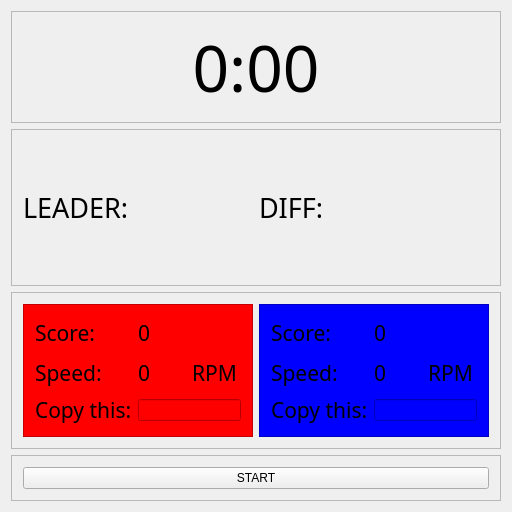
Qt form UI/racewindow.ui (fut33v/GoldSprintsFatracing) before a commit.
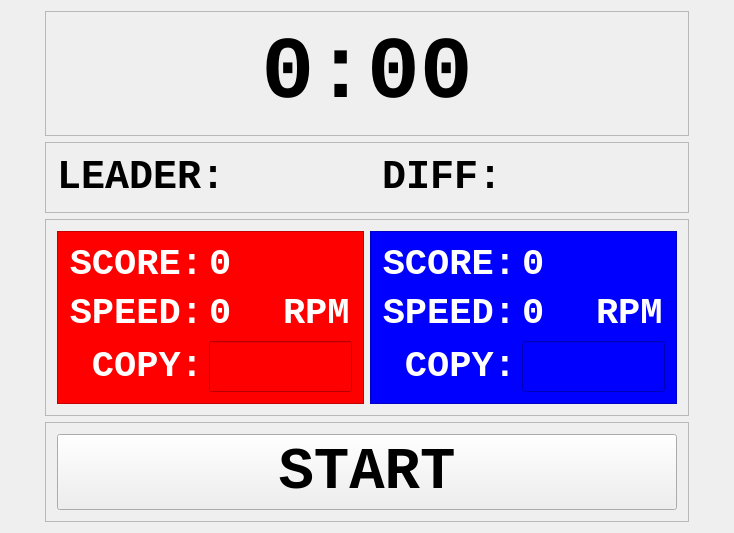
The same form after that commit.

Diff of the .ui file:
```diff
--- a/UI/racewindow.ui
+++ b/UI/racewindow.ui
@@ -6,7 +6,7 @@
    <rect>
     <x>0</x>
     <y>0</y>
-    <width>512</width>
+    <width>734</width>
     <height>512</height>
    </rect>
   </property>
@@ -27,6 +27,12 @@
     </sizepolicy>
    </property>
    <layout class="QVBoxLayout" name="verticalLayout_8">
+    <property name="leftMargin">
+     <number>45</number>
+    </property>
+    <property name="rightMargin">
+     <number>45</number>
+    </property>
     <item>
      <widget class="QFrame" name="frame_5">
       <property name="sizePolicy">
@@ -52,8 +58,10 @@
          </property>
          <property name="font">
           <font>
-           <family>IBM 3270</family>
-           <pointsize>48</pointsize>
+           <family>Liberation Mono</family>
+           <pointsize>66</pointsize>
+           <weight>75</weight>
+           <bold>true</bold>
           </font>
          </property>
          <property name="text">
@@ -80,8 +88,10 @@
         <widget class="QLabel" name="label_9">
          <property name="font">
           <font>
-           <family>IBM 3270</family>
-           <pointsize>20</pointsize>
+           <family>Liberation Mono</family>
+           <pointsize>30</pointsize>
+           <weight>75</weight>
+           <bold>true</bold>
           </font>
          </property>
          <property name="text">
@@ -93,21 +103,28 @@
         <widget class="QLabel" name="labelLeader">
          <property name="font">
           <font>
-           <family>IBM 3270</family>
-           <pointsize>20</pointsize>
+           <family>Liberation Mono</family>
+           <pointsize>30</pointsize>
+           <weight>75</weight>
+           <bold>true</bold>
           </font>
          </property>
          <property name="text">
           <string/>
          </property>
+         <property name="textFormat">
+          <enum>Qt::RichText</enum>
+         </property>
         </widget>
        </item>
        <item>
         <widget class="QLabel" name="label">
          <property name="font">
           <font>
-           <family>IBM 3270</family>
-           <pointsize>20</pointsize>
+           <family>Liberation Mono</family>
+           <pointsize>30</pointsize>
+           <weight>75</weight>
+           <bold>true</bold>
           </font>
          </property>
          <property name="text">
@@ -119,7 +136,10 @@
         <widget class="QLabel" name="labelDiff">
          <property name="font">
           <font>
-           <pointsize>20</pointsize>
+           <family>Liberation Mono</family>
+           <pointsize>30</pointsize>
+           <weight>75</weight>
+           <bold>true</bold>
           </font>
          </property>
          <property name="text">
@@ -156,10 +176,15 @@
            <widget class="QLabel" name="label_7">
             <property name="font">
              <font>
-              <family>IBM 3270</family>
-              <pointsize>16</pointsize>
+              <family>Liberation Mono</family>
+              <pointsize>28</pointsize>
+              <weight>75</weight>
+              <bold>true</bold>
              </font>
             </property>
+            <property name="styleSheet">
+             <string notr="true">color: white;</string>
+            </property>
             <property name="text">
              <string>RPM</string>
             </property>
@@ -169,28 +194,39 @@
            <widget class="QLabel" name="label_8">
             <property name="font">
              <font>
-              <family>IBM 3270</family>
-              <pointsize>16</pointsize>
-              <weight>50</weight>
-              <bold>false</bold>
+              <family>Liberation Mono</family>
+              <pointsize>28</pointsize>
+              <weight>75</weight>
+              <bold>true</bold>
              </font>
             </property>
+            <property name="styleSheet">
+             <string notr="true">color: white;</string>
+            </property>
             <property name="text">
-             <string>Score:</string>
+             <string>SCORE:</string>
             </property>
             <property name="textFormat">
              <enum>Qt::PlainText</enum>
             </property>
+            <property name="alignment">
+             <set>Qt::AlignRight|Qt::AlignTrailing|Qt::AlignVCenter</set>
+            </property>
            </widget>
           </item>
           <item row="0" column="1" colspan="2">
            <widget class="QLabel" name="labelRedScore">
             <property name="font">
              <font>
-              <family>IBM 3270</family>
-              <pointsize>16</pointsize>
+              <family>Liberation Mono</family>
+              <pointsize>28</pointsize>
+              <weight>75</weight>
+              <bold>true</bold>
              </font>
             </property>
+            <property name="styleSheet">
+             <string notr="true">color: white;</string>
+            </property>
             <property name="text">
              <string>0</string>
             </property>
@@ -200,12 +236,20 @@
            <widget class="QLabel" name="label_10">
             <property name="font">
              <font>
-              <family>IBM 3270</family>
-              <pointsize>16</pointsize>
+              <family>Liberation Mono</family>
+              <pointsize>28</pointsize>
+              <weight>75</weight>
+              <bold>true</bold>
              </font>
             </property>
+            <property name="styleSheet">
+             <string notr="true">color: white;</string>
+            </property>
             <property name="text">
-             <string>Speed:</string>
+             <string>SPEED:</string>
+            </property>
+            <property name="alignment">
+             <set>Qt::AlignRight|Qt::AlignTrailing|Qt::AlignVCenter</set>
             </property>
            </widget>
           </item>
@@ -213,10 +257,15 @@
            <widget class="QLabel" name="labelRedRPM">
             <property name="font">
              <font>
-              <family>IBM 3270</family>
-              <pointsize>16</pointsize>
+              <family>Liberation Mono</family>
+              <pointsize>28</pointsize>
+              <weight>75</weight>
+              <bold>true</bold>
              </font>
             </property>
+            <property name="styleSheet">
+             <string notr="true">color: white;</string>
+            </property>
             <property name="text">
              <string>0</string>
             </property>
@@ -226,17 +275,37 @@
            <widget class="QLabel" name="label_5">
             <property name="font">
              <font>
-              <family>IBM 3270</family>
-              <pointsize>16</pointsize>
+              <family>Liberation Mono</family>
+              <pointsize>28</pointsize>
+              <weight>75</weight>
+              <bold>true</bold>
              </font>
             </property>
+            <property name="styleSheet">
+             <string notr="true">color: white;</string>
+            </property>
             <property name="text">
-             <string>Copy this:</string>
+             <string>COPY:</string>
+            </property>
+            <property name="alignment">
+             <set>Qt::AlignRight|Qt::AlignTrailing|Qt::AlignVCenter</set>
             </property>
            </widget>
           </item>
           <item row="2" column="1" colspan="2">
-           <widget class="QLineEdit" name="lineEditRed"/>
+           <widget class="QLineEdit" name="lineEditRed">
+            <property name="font">
+             <font>
+              <family>Liberation Mono</family>
+              <pointsize>28</pointsize>
+              <weight>75</weight>
+              <bold>true</bold>
+             </font>
+            </property>
+            <property name="styleSheet">
+             <string notr="true">color: white;</string>
+            </property>
+           </widget>
           </item>
          </layout>
         </widget>
@@ -260,28 +329,39 @@
            <widget class="QLabel" name="label_2">
             <property name="font">
              <font>
-              <family>IBM 3270</family>
-              <pointsize>16</pointsize>
-              <weight>50</weight>
-              <bold>false</bold>
+              <family>Liberation Mono</family>
+              <pointsize>28</pointsize>
+              <weight>75</weight>
+              <bold>true</bold>
              </font>
             </property>
+            <property name="styleSheet">
+             <string notr="true">color: white;</string>
+            </property>
             <property name="text">
-             <string>Score:</string>
+             <string>SCORE:</string>
             </property>
             <property name="textFormat">
              <enum>Qt::PlainText</enum>
             </property>
+            <property name="alignment">
+             <set>Qt::AlignRight|Qt::AlignTrailing|Qt::AlignVCenter</set>
+            </property>
            </widget>
           </item>
           <item row="1" column="4">
            <widget class="QLabel" name="label_6">
             <property name="font">
              <font>
-              <family>IBM 3270</family>
-              <pointsize>16</pointsize>
+              <family>Liberation Mono</family>
+              <pointsize>28</pointsize>
+              <weight>75</weight>
+              <bold>true</bold>
              </font>
             </property>
+            <property name="styleSheet">
+             <string notr="true">color: white;</string>
+            </property>
             <property name="text">
              <string>RPM</string>
             </property>
@@ -291,12 +371,20 @@
            <widget class="QLabel" name="label_4">
             <property name="font">
              <font>
-              <family>IBM 3270</family>
-              <pointsize>16</pointsize>
+              <family>Liberation Mono</family>
+              <pointsize>28</pointsize>
+              <weight>75</weight>
+              <bold>true</bold>
              </font>
             </property>
+            <property name="styleSheet">
+             <string notr="true">color: white;</string>
+            </property>
             <property name="text">
-             <string>Speed:</string>
+             <string>SPEED:</string>
+            </property>
+            <property name="alignment">
+             <set>Qt::AlignRight|Qt::AlignTrailing|Qt::AlignVCenter</set>
             </property>
            </widget>
           </item>
@@ -304,10 +392,15 @@
            <widget class="QLabel" name="labelBlueScore">
             <property name="font">
              <font>
-              <family>IBM 3270</family>
-              <pointsize>16</pointsize>
+              <family>Liberation Mono</family>
+              <pointsize>28</pointsize>
+              <weight>75</weight>
+              <bold>true</bold>
              </font>
             </property>
+            <property name="styleSheet">
+             <string notr="true">color: white;</string>
+            </property>
             <property name="text">
              <string>0</string>
             </property>
@@ -323,10 +416,15 @@
             </property>
             <property name="font">
              <font>
-              <family>IBM 3270</family>
-              <pointsize>16</pointsize>
+              <family>Liberation Mono</family>
+              <pointsize>28</pointsize>
+              <weight>75</weight>
+              <bold>true</bold>
              </font>
             </property>
+            <property name="styleSheet">
+             <string notr="true">color: white;</string>
+            </property>
             <property name="text">
              <string>0</string>
             </property>
@@ -336,17 +434,37 @@
            <widget class="QLabel" name="label_3">
             <property name="font">
              <font>
-              <family>IBM 3270</family>
-              <pointsize>16</pointsize>
+              <family>Liberation Mono</family>
+              <pointsize>28</pointsize>
+              <weight>75</weight>
+              <bold>true</bold>
              </font>
             </property>
+            <property name="styleSheet">
+             <string notr="true">color: white;</string>
+            </property>
             <property name="text">
-             <string>Copy this:</string>
+             <string>COPY:</string>
+            </property>
+            <property name="alignment">
+             <set>Qt::AlignRight|Qt::AlignTrailing|Qt::AlignVCenter</set>
             </property>
            </widget>
           </item>
           <item row="2" column="3" colspan="2">
-           <widget class="QLineEdit" name="lineEditBlue"/>
+           <widget class="QLineEdit" name="lineEditBlue">
+            <property name="font">
+             <font>
+              <family>Liberation Mono</family>
+              <pointsize>28</pointsize>
+              <weight>75</weight>
+              <bold>true</bold>
+             </font>
+            </property>
+            <property name="styleSheet">
+             <string notr="true">color: white;</string>
+            </property>
+           </widget>
           </item>
          </layout>
         </widget>
@@ -371,6 +489,14 @@
       <layout class="QHBoxLayout" name="horizontalLayout_2">
        <item>
         <widget class="QPushButton" name="pushButtonStart">
+         <property name="font">
+          <font>
+           <family>Liberation Mono</family>
+           <pointsize>44</pointsize>
+           <weight>75</weight>
+           <bold>true</bold>
+          </font>
+         </property>
          <property name="text">
           <string>START</string>
          </property>
```
